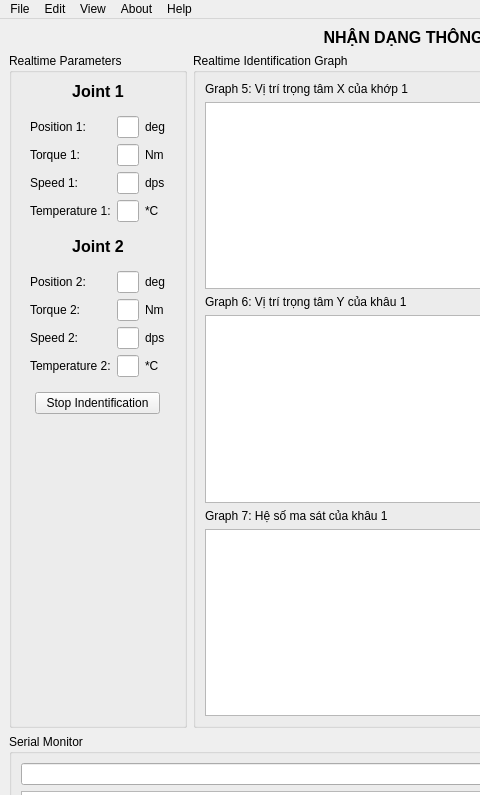
This is gui.ui in duykienphan/DoAnRobot as Qt 5 draws it before an edit; both pictures show x 0 to 480 and y 0 to 795 of the 1221 by 959 pixel window. The edited form follows.
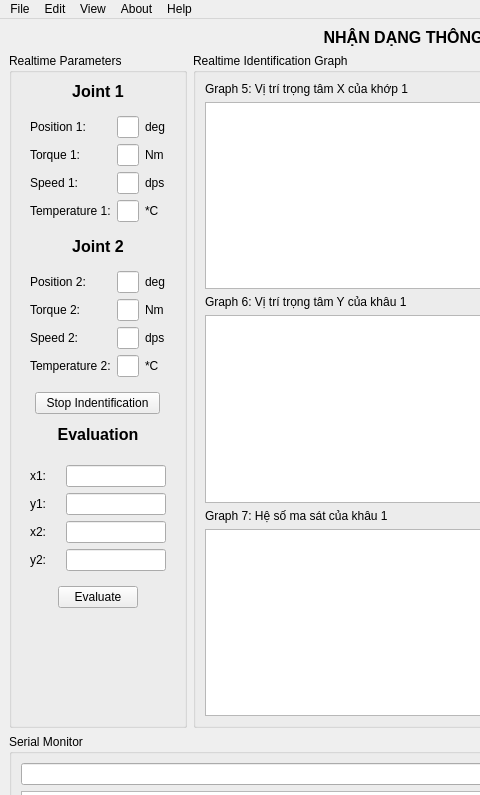
This is the edited form. Custom widgets are drawn as their Qt base class.

Commit message: del evaluation

Diff of the .ui file:
```diff
--- a/gui.ui
+++ b/gui.ui
@@ -885,6 +885,12 @@
         </property>
         <item>
          <widget class="QGroupBox" name="groupBox_3">
+          <property name="minimumSize">
+           <size>
+            <width>0</width>
+            <height>30</height>
+           </size>
+          </property>
           <property name="title">
            <string>Realtime Parameters</string>
           </property>
@@ -1146,6 +1152,152 @@
              </layout>
             </widget>
            </item>
+           <item>
+            <widget class="QLabel" name="label_47">
+             <property name="minimumSize">
+              <size>
+               <width>0</width>
+               <height>30</height>
+              </size>
+             </property>
+             <property name="text">
+              <string>&lt;html&gt;&lt;head/&gt;&lt;body&gt;&lt;p align=&quot;center&quot;&gt;&lt;span style=&quot; font-size:12pt; font-weight:600;&quot;&gt;Evaluation&lt;/span&gt;&lt;/p&gt;&lt;/body&gt;&lt;/html&gt;</string>
+             </property>
+            </widget>
+           </item>
+           <item>
+            <widget class="QWidget" name="widget_28" native="true">
+             <property name="minimumSize">
+              <size>
+               <width>0</width>
+               <height>100</height>
+              </size>
+             </property>
+             <layout class="QFormLayout" name="formLayout_3">
+              <item row="0" column="0">
+               <widget class="QLabel" name="label_48">
+                <property name="minimumSize">
+                 <size>
+                  <width>30</width>
+                  <height>0</height>
+                 </size>
+                </property>
+                <property name="text">
+                 <string>x1:</string>
+                </property>
+               </widget>
+              </item>
+              <item row="0" column="1">
+               <widget class="QLineEdit" name="lineEdit_18"/>
+              </item>
+              <item row="1" column="0">
+               <widget class="QLabel" name="label_49">
+                <property name="minimumSize">
+                 <size>
+                  <width>30</width>
+                  <height>0</height>
+                 </size>
+                </property>
+                <property name="text">
+                 <string>y1:</string>
+                </property>
+               </widget>
+              </item>
+              <item row="1" column="1">
+               <widget class="QLineEdit" name="lineEdit_19"/>
+              </item>
+              <item row="2" column="0">
+               <widget class="QLabel" name="label_50">
+                <property name="minimumSize">
+                 <size>
+                  <width>30</width>
+                  <height>0</height>
+                 </size>
+                </property>
+                <property name="text">
+                 <string>x2:</string>
+                </property>
+               </widget>
+              </item>
+              <item row="2" column="1">
+               <widget class="QLineEdit" name="lineEdit_20"/>
+              </item>
+              <item row="3" column="0">
+               <widget class="QLabel" name="label_51">
+                <property name="minimumSize">
+                 <size>
+                  <width>30</width>
+                  <height>0</height>
+                 </size>
+                </property>
+                <property name="text">
+                 <string>y2:</string>
+                </property>
+               </widget>
+              </item>
+              <item row="3" column="1">
+               <widget class="QLineEdit" name="lineEdit_21"/>
+              </item>
+             </layout>
+            </widget>
+           </item>
+           <item>
+            <widget class="QWidget" name="widget_29" native="true">
+             <property name="minimumSize">
+              <size>
+               <width>0</width>
+               <height>0</height>
+              </size>
+             </property>
+             <layout class="QHBoxLayout" name="horizontalLayout_8">
+              <property name="leftMargin">
+               <number>0</number>
+              </property>
+              <property name="topMargin">
+               <number>0</number>
+              </property>
+              <property name="rightMargin">
+               <number>0</number>
+              </property>
+              <property name="bottomMargin">
+               <number>0</number>
+              </property>
+              <item>
+               <spacer name="horizontalSpacer_7">
+                <property name="orientation">
+                 <enum>Qt::Horizontal</enum>
+                </property>
+                <property name="sizeHint" stdset="0">
+                 <size>
+                  <width>47</width>
+                  <height>20</height>
+                 </size>
+                </property>
+               </spacer>
+              </item>
+              <item>
+               <widget class="QPushButton" name="pushButton_10">
+                <property name="text">
+                 <string>Evaluate</string>
+                </property>
+               </widget>
+              </item>
+              <item>
+               <spacer name="horizontalSpacer_8">
+                <property name="orientation">
+                 <enum>Qt::Horizontal</enum>
+                </property>
+                <property name="sizeHint" stdset="0">
+                 <size>
+                  <width>47</width>
+                  <height>20</height>
+                 </size>
+                </property>
+               </spacer>
+              </item>
+             </layout>
+            </widget>
+           </item>
            <item>
             <spacer name="verticalSpacer_2">
              <property name="orientation">
```
The commit also changes 3 other files.
